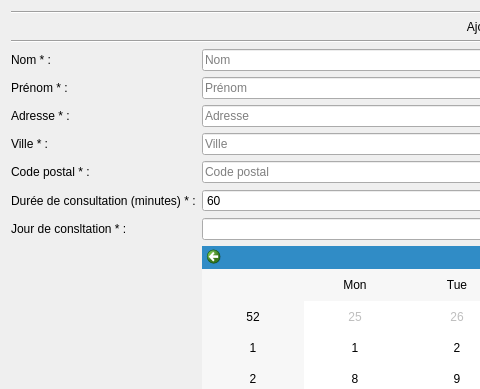
JeanCellier/QtProjet, file addpatient.ui: the form before one commit; both pictures show x 0 to 480 and y 0 to 389 of the 1026 by 940 pixel window.
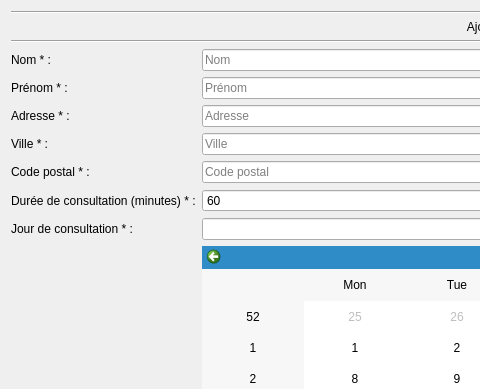
The form after the commit.

```diff
--- a/addpatient.ui
+++ b/addpatient.ui
@@ -130,7 +130,7 @@
      <item row="8" column="0">
       <widget class="QLabel" name="dayLabel">
        <property name="text">
-        <string>Jour de consltation * :</string>
+        <string>Jour de consultation * :</string>
        </property>
       </widget>
      </item>
```
